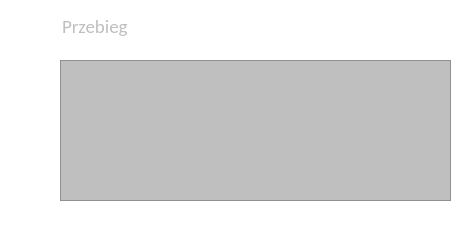
The window that returndialog.ui (RStravinsky/CarRental) describes before a commit, drawn with Qt 5.
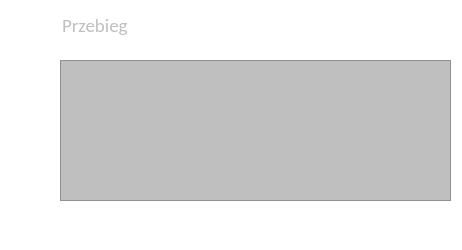
The same window after the commit. Icons and pictures are not drawn.

The edit to the form file:
```diff
--- a/returndialog.ui
+++ b/returndialog.ui
@@ -51,6 +51,34 @@
 }
 
 QDialog{ background: white; }
+
+QScrollBar:vertical {
+  border: none;
+  background: &quot;transparent&quot;;
+  width: 15px;
+  margin: 20px 0px 20px 0px;
+}
+
+QScrollBar::handle:vertical {
+  background: rgb(107,124,140);
+  min-height: 20px;
+  border-radius: 2px;
+}
+
+QScrollBar::add-line:vertical {
+   border: none;
+      background: none;
+width: 0px;
+height: 0px;
+}
+
+QScrollBar::sub-line:vertical {
+   border: none;
+      background: none;
+width: 0px;
+height: 0px;
+}
+
 </string>
   </property>
   <widget class="QLabel" name="lblNotesImage">
@@ -118,9 +146,9 @@
    <property name="geometry">
     <rect>
      <x>60</x>
-     <y>15</y>
+     <y>5</y>
      <width>391</width>
-     <height>21</height>
+     <height>41</height>
     </rect>
    </property>
    <property name="font">
@@ -150,10 +178,10 @@
   <widget class="QPushButton" name="pushButtonConfirm">
    <property name="geometry">
     <rect>
-     <x>360</x>
+     <x>345</x>
      <y>210</y>
-     <width>90</width>
-     <height>30</height>
+     <width>105</width>
+     <height>35</height>
     </rect>
    </property>
    <property name="font">
@@ -194,8 +222,8 @@
     <rect>
      <x>10</x>
      <y>210</y>
-     <width>90</width>
-     <height>30</height>
+     <width>105</width>
+     <height>35</height>
     </rect>
    </property>
    <property name="font">
```
